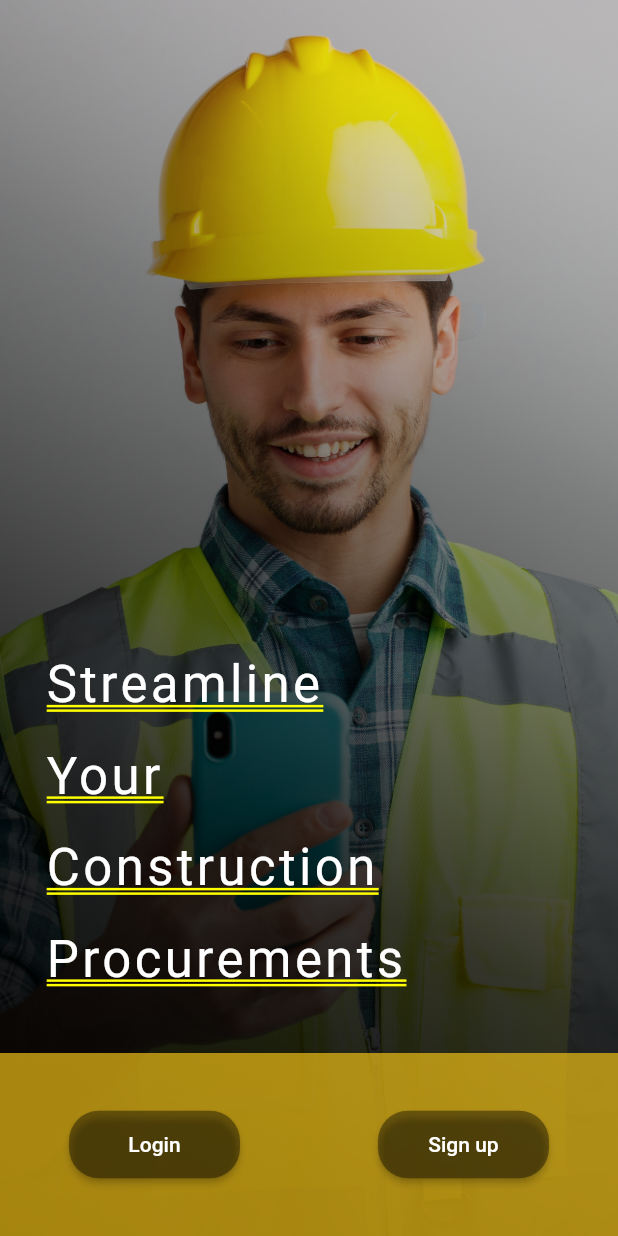
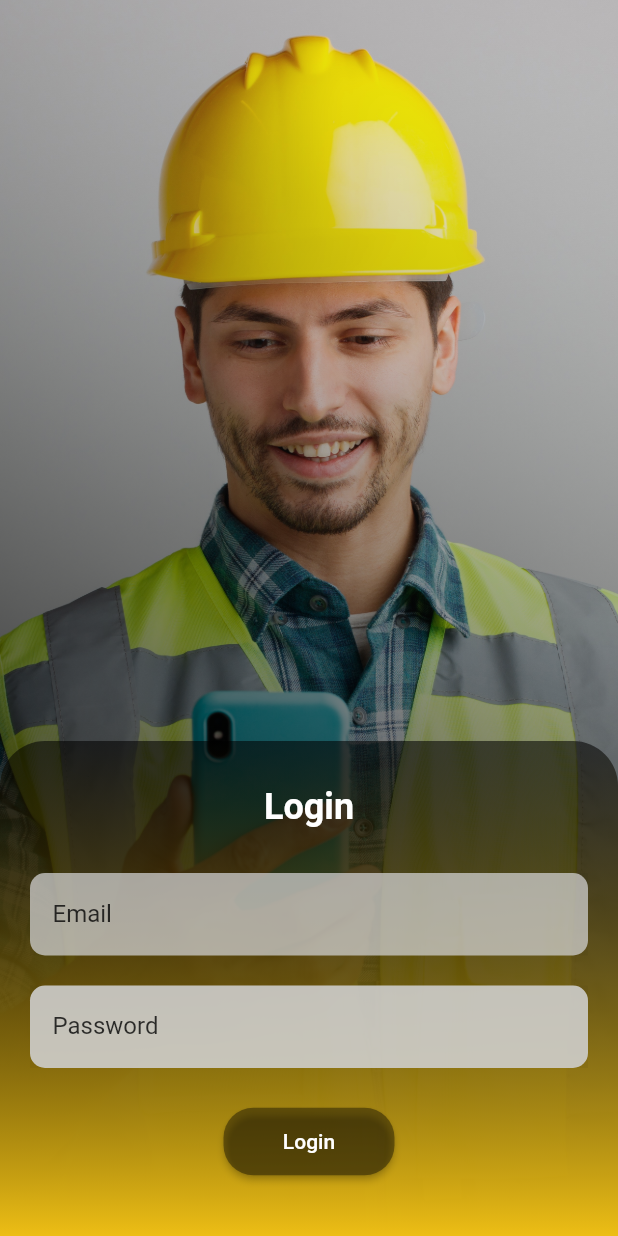
Before and after one commit to TNjo/SSD_Group_Assignment, a Flutter app: the screen it shows after launch, after a tap on "Login", on a phone screen of 412 x 824 dp. Run offline on Flutter 3.47's test engine with Material 2 defaults, Android fonts, the phone set to English and light mode, and no system bars; our stand-ins replace device_preview, google_fonts; Roboto replaces fonts that are missing (Yu Gothic UI).

Commit message:
created login page

```diff
--- /dev/null
+++ b/mobile/lib/login.dart
@@ -0,0 +1,156 @@
+import 'package:flutter/material.dart';
+
+class LoginPage extends StatefulWidget {
+  const LoginPage({super.key});
+
+  @override
+  State<LoginPage> createState() => _LoginPageState();
+}
+
+class _LoginPageState extends State<LoginPage> {
+  @override
+  Widget build(BuildContext context) {
+    return Scaffold(
+      body: Stack(
+        children: [
+          // Background Image
+          Image.asset(
+            "assets/home_img.jpg", // Replace with your image asset path
+            height: double.infinity,
+            width: double.infinity,
+            scale: 0.1,
+            fit: BoxFit.cover,
+          ),
+          Container(
+            decoration: BoxDecoration(
+              gradient: LinearGradient(
+                colors: [
+                  const Color.fromARGB(0, 90, 90,
+                      90), // You can change the transparent color to any color you want
+                  const Color.fromARGB(110, 0, 0, 0),
+                  const Color.fromARGB(255, 0, 0, 0).withOpacity(
+                      1.0), // Adjust the opacity and color as needed
+                ],
+                begin: Alignment.topRight,
+                end: Alignment.bottomLeft,
+              ),
+            ),
+          ),
+
+          Align(
+            alignment: Alignment.bottomCenter,
+            child: Container(
+              decoration: BoxDecoration(
+                borderRadius: const BorderRadius.only(
+                  topLeft:
+                      Radius.circular(30.0), // Set the top-left corner radius
+                  topRight:
+                      Radius.circular(30.0), // Set the top-right corner radius
+                ),
+                gradient: LinearGradient(
+                  colors: [
+                    Color.fromARGB(144, 0, 0, 0),
+                    Color.fromARGB(158, 237, 190, 21).withOpacity(1.0),
+                  ],
+                  begin: Alignment.topCenter,
+                  end: Alignment.bottomCenter,
+                ),
+                // color: const Color.fromARGB(1, 237, 189, 21)
+                //     .withOpacity(0.7), // Background color of the small box
+              ),
+              height: 330, // Adjust the height as needed
+              width: double.infinity,
+              child: Column(
+                children: [
+                  const Padding(
+                    padding: EdgeInsets.only(top: 30.0),
+                    child: Text(
+                      "Login",
+                      style: TextStyle(
+                        color: Colors.white,
+                        fontSize: 24.0,
+                        fontWeight: FontWeight.bold,
+                      ),
+                    ),
+                  ),
+
+                  // Email Field
+                  SizedBox(height: 30.0),
+                  Padding(
+                    padding: const EdgeInsets.symmetric(horizontal: 20.0),
+                    child: Container(
+                      decoration: BoxDecoration(
+                        borderRadius: BorderRadius.circular(
+                            10.0), // Set the corner radius here
+                        color: Color.fromARGB(190, 217, 217, 217),
+                      ),
+                      child: TextFormField(
+                        decoration: InputDecoration(
+                          labelText: "Email",
+                          labelStyle: TextStyle(
+                            color: Color.fromARGB(200, 0, 0, 0),
+                          ),
+                          contentPadding: EdgeInsets.symmetric(
+                              vertical: 10.0, horizontal: 15.0),
+                          border: InputBorder.none, // Remove the default border
+                          filled: true,
+                        ),
+                        cursorColor: Color.fromARGB(211, 0, 0, 0),
+                      ),
+                    ),
+                  ),
+
+                  // Password Field
+                  const SizedBox(height: 20.0),
+                  Padding(
+                    padding: const EdgeInsets.symmetric(horizontal: 20.0),
+                    child: Container(
+                      decoration: BoxDecoration(
+                        borderRadius: BorderRadius.circular(
+                            10.0), // Set the corner radius here
+                        color: Color.fromARGB(225, 217, 217, 217),
+                      ),
+                      child: TextFormField(
+                        decoration: const InputDecoration(
+                          labelText: "Password",
+                          labelStyle: TextStyle(
+                            color: Color.fromARGB(200, 0, 0, 0),
+                          ),
+                          contentPadding: EdgeInsets.symmetric(
+                              vertical: 10.0, horizontal: 15.0),
+                          border: InputBorder.none, // Remove the default border
+                          filled: true,
+                        ),
+                        cursorColor: const Color.fromARGB(211, 0, 0, 0),
+                      ),
+                    ),
+                  ),
+
+                  //Login Btn
+                  const SizedBox(height: 25.0),
+                  ElevatedButton(
+                    onPressed: () {
+                      Navigator.of(context).pushNamed('/login');
+                    },
+                    style: ButtonStyle(
+                      backgroundColor: MaterialStateProperty.all<Color>(
+                          const Color.fromARGB(100, 0, 0, 0)),
+                      shape: MaterialStateProperty.all<RoundedRectangleBorder>(
+                        RoundedRectangleBorder(
+                          borderRadius: BorderRadius.circular(20.0),
+                        ), // Set the corner radius
+                      ),
+                      minimumSize: MaterialStateProperty.all<Size>(
+                          const Size(114, 45)), // Set custom button size here
+                    ),
+                    child: const Text("Login"),
+                  ),
+                ],
+              ),
+            ),
+          ),
+        ],
+      ),
+    );
+  }
+}
--- a/mobile/lib/main.dart
+++ b/mobile/lib/main.dart
@@ -2,6 +2,7 @@ import 'package:mobile/first_page.dart';
 //import 'package:mobile/login.dart';
 import 'package:flutter/material.dart';
 import 'package:device_preview/device_preview.dart';
+import 'package:mobile/login.dart';
 
 void main() => runApp(
       DevicePreview(
@@ -17,7 +18,7 @@ class MyApp extends StatelessWidget {
       builder: DevicePreview.appBuilder,
       home: FirstPage(), // Set the initial screen to Screen1.
       routes: <String, WidgetBuilder>{
-        //'/login':(context) => LoginPage(),
+        '/login':(context) => LoginPage(),
         // '/screen4':(context) => Screen4(),
         // '/screen5':(context) => Screen5(),
         // '/screen6':(context) => Screen6(),
```
